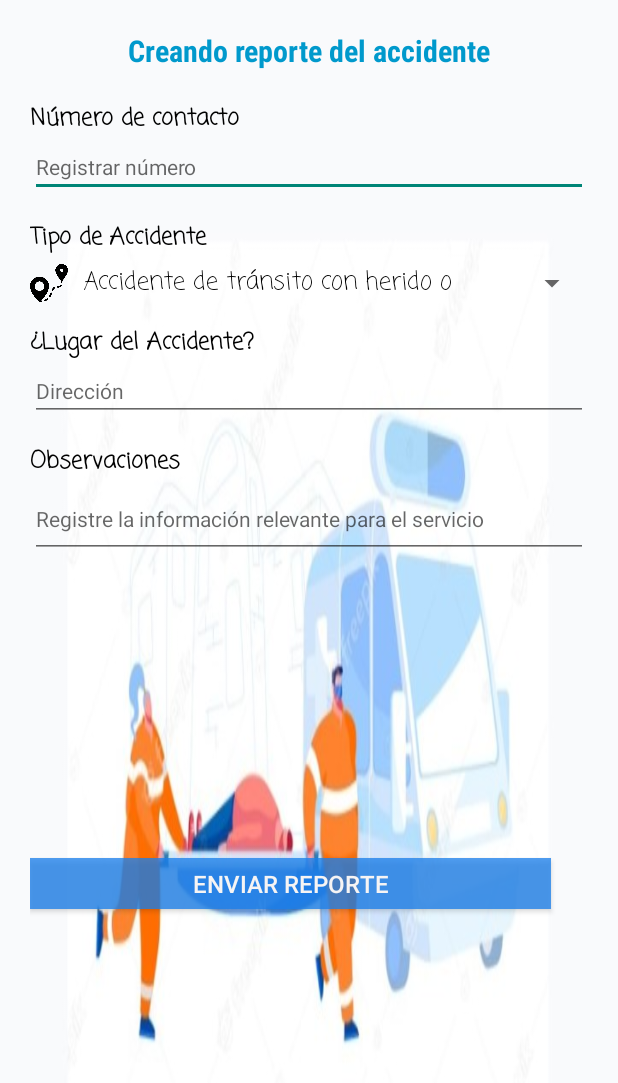
After one commit to edgar1422/Ambulapp, an Android app: the Activity_crearReporte screen opened directly, with no data from a screen before it, on a phone screen of 412 x 824 dp. The commit adds this screen. Shown: the top 1083 px of the screen. Run offline under Robolectric (Android 15) with nearby library versions, the phone set to English and light mode, and no system bars.

Commit message:
Se crea un boceto del formulario para generar el reporte

```diff
--- /dev/null
+++ b/app/src/main/java/com/example/prueba_repo/Adaptadores/Adapter_tiposAccidentes.java
@@ -0,0 +1,61 @@
+package com.example.prueba_repo.Adaptadores;
+
+import android.content.Context;
+import android.view.LayoutInflater;
+import android.view.View;
+import android.view.ViewGroup;
+import android.widget.BaseAdapter;
+import android.widget.ImageView;
+import android.widget.TextView;
+
+import com.example.prueba_repo.Entidades.tiposAccidentes;
+import com.example.prueba_repo.R;
+
+
+import org.w3c.dom.Text;
+
+import java.util.List;
+
+public class Adapter_tiposAccidentes extends BaseAdapter {
+
+   private Context contexto;
+   private List<tiposAccidentes> tiposAccidentesList;
+
+   public Adapter_tiposAccidentes (Context context,List<tiposAccidentes> tiposAccidentesList){
+
+       this.contexto = context ;
+       this.tiposAccidentesList = tiposAccidentesList;
+
+   }
+
+
+    @Override
+    public int getCount() {
+        return tiposAccidentesList.size();
+    }
+
+    @Override
+    public Object getItem(int position) {
+        return tiposAccidentesList.get(position);
+    }
+
+    @Override
+    public long getItemId(int position) {
+        return 0;
+    }
+
+    @Override
+    public View getView(int position, View convertView, ViewGroup parent) {
+        View vista = convertView;
+        LayoutInflater inflate = LayoutInflater.from(contexto);
+        vista = inflate.inflate(R.layout.item_spinner,null);
+
+        ImageView imagen =(ImageView) vista.findViewById(R.id.iv_tipoaccidente);
+        TextView descripcion =(TextView) vista.findViewById(R.id.tv_tipoaccidente);
+
+        imagen.setImageResource(tiposAccidentesList.get(position).getImagen_accidente());
+        descripcion.setText(tiposAccidentesList.get(position).getNombre_accidente());
+
+        return vista;
+    }
+}
--- a/app/src/main/java/com/example/prueba_repo/Configuraciones_Fragment.java
+++ b/app/src/main/java/com/example/prueba_repo/Configuraciones_Fragment.java
@@ -9,6 +9,7 @@ import android.view.ViewGroup;
 import android.view.Window;
 import android.widget.Toast;
 
+import androidx.appcompat.view.SupportActionModeWrapper;
 import androidx.fragment.app.Fragment;
 import androidx.recyclerview.widget.LinearLayoutManager;
 import androidx.recyclerview.widget.RecyclerView;
@@ -65,6 +66,7 @@ public class Configuraciones_Fragment extends Fragment {
     public void onCreate(Bundle savedInstanceState) {
         super.onCreate(savedInstanceState);
 
+
         if (getArguments() != null) {
             mParam1 = getArguments().getString(ARG_PARAM1);
             mParam2 = getArguments().getString(ARG_PARAM2);
@@ -77,6 +79,7 @@ public class Configuraciones_Fragment extends Fragment {
     @Override
     public View onCreateView(LayoutInflater inflater, ViewGroup container,
                              Bundle savedInstanceState) {
+
         // Inflate the layout for this fragment
         View view = inflater.inflate(R.layout.fragment_configuraciones, container, false);
         recyclerViewTemas = view.findViewById(R.id.recyclerView);
@@ -85,6 +88,7 @@ public class Configuraciones_Fragment extends Fragment {
         cargarLista();
         //mostrar datos
         mostrarDatos();
+
         return view;
     }
 
--- /dev/null
+++ b/app/src/main/java/com/example/prueba_repo/Entidades/tiposAccidentes.java
@@ -0,0 +1,31 @@
+package com.example.prueba_repo.Entidades;
+
+public class tiposAccidentes {
+
+    private String nombre_accidente;
+    private  int imagen_accidente;
+
+    public tiposAccidentes() { }
+
+    public tiposAccidentes(String nombre_accidente, int imagen_accidente) {
+        this.nombre_accidente = nombre_accidente;
+        this.imagen_accidente = imagen_accidente;
+    }
+
+    public String getNombre_accidente() {
+        return nombre_accidente;
+    }
+
+    public void setNombre_accidente(String nombre_accidente) {
+        this.nombre_accidente = nombre_accidente;
+    }
+
+    public int getImagen_accidente() {
+        return imagen_accidente;
+    }
+
+    public void setImagen_accidente(int imagen_accidente) {
+        this.imagen_accidente = imagen_accidente;
+    }
+
+}
--- a/app/src/main/java/com/example/prueba_repo/Fragments_Amb/MapsFragment_Amb.java
+++ b/app/src/main/java/com/example/prueba_repo/Fragments_Amb/MapsFragment_Amb.java
@@ -60,9 +60,6 @@ public class MapsFragment_Amb extends Fragment {
                     return;
                 }
                 googleMap.setMyLocationEnabled(true);
-
-
-
             }
         });
 
--- /dev/null
+++ b/app/src/main/java/com/example/prueba_repo/Fragments_Usu/Activity_crearReporte.java
@@ -0,0 +1,51 @@
+package com.example.prueba_repo.Fragments_Usu;
+
+import androidx.appcompat.app.AppCompatActivity;
+import android.os.Bundle;
+import android.widget.Spinner;
+
+import com.example.prueba_repo.Adaptadores.Adapter_tiposAccidentes;
+import com.example.prueba_repo.Entidades.tiposAccidentes;
+import com.example.prueba_repo.R;
+
+import java.util.ArrayList;
+
+
+public class Activity_crearReporte extends AppCompatActivity {
+
+    private Spinner sp_tiposAccidentes;
+    private tiposAccidentes objAccidentes;
+    private Adapter_tiposAccidentes adapterAccidentes;
+    private ArrayList<tiposAccidentes> AccidentesList;
+
+
+    @Override
+    protected void onCreate(Bundle savedInstanceState) {
+        super.onCreate(savedInstanceState);
+        setContentView(R.layout.activity_crear_reporte);
+
+
+        sp_tiposAccidentes = (Spinner) findViewById(R.id.sp_item);
+
+        cargarLista();
+        adapterAccidentes = new Adapter_tiposAccidentes(this,AccidentesList);
+        sp_tiposAccidentes.setAdapter(adapterAccidentes);
+    }
+
+    public void cargarLista() {
+        AccidentesList = new ArrayList<>();
+        AccidentesList.add(new tiposAccidentes("Accidente de tránsito con herido o lesionado", R.drawable.distancia));
+        AccidentesList.add(new tiposAccidentes("Persona herida en vía pública", R.drawable.distancia));
+        AccidentesList.add(new tiposAccidentes("Dolor en el tórax", R.drawable.distancia));
+        AccidentesList.add(new tiposAccidentes("Intoxicación", R.drawable.distancia));
+        AccidentesList.add(new tiposAccidentes("Caída desde altura", R.drawable.distancia));
+        AccidentesList.add(new tiposAccidentes("Persona inconsciente", R.drawable.distancia));
+        AccidentesList.add(new tiposAccidentes("Persona que no respira o que tiene dificultad para respirar", R.drawable.distancia));
+        AccidentesList.add(new tiposAccidentes("Persona con alteraciones en su comportamiento mental", R.drawable.distancia));
+        AccidentesList.add(new tiposAccidentes("Herido por arma blanca", R.drawable.distancia));
+        AccidentesList.add(new tiposAccidentes("Madre gestante en alto riesgo", R.drawable.distancia));
+        AccidentesList.add(new tiposAccidentes("Herido por arma de fuego", R.drawable.distancia));
+        AccidentesList.add(new tiposAccidentes("Embarazos con trabajo de parto en curso", R.drawable.distancia));
+
+    }
+}
--- a/app/src/main/java/com/example/prueba_repo/Fragments_Usu/MapsFragment_Usu.java
+++ b/app/src/main/java/com/example/prueba_repo/Fragments_Usu/MapsFragment_Usu.java
@@ -1,6 +1,7 @@
 package com.example.prueba_repo.Fragments_Usu;
 
 import android.Manifest;
+import android.content.Intent;
 import android.content.pm.PackageManager;
 import android.location.Location;
 import android.location.LocationListener;
@@ -13,7 +14,10 @@ import androidx.fragment.app.Fragment;
 import android.view.LayoutInflater;
 import android.view.View;
 import android.view.ViewGroup;
+import android.widget.Button;
+import android.widget.Toast;
 
+import com.example.prueba_repo.Ayuda_Fragment;
 import com.example.prueba_repo.R;
 import com.google.android.gms.maps.CameraUpdateFactory;
 import com.google.android.gms.maps.GoogleMap;
@@ -25,6 +29,10 @@ import com.google.android.gms.maps.model.MarkerOptions;
 
 
 public class MapsFragment_Usu extends Fragment {
+
+    Button crear_Reportes;
+
+
 
     @Override
     public View onCreateView(LayoutInflater inflater, ViewGroup container,
@@ -55,20 +63,31 @@ public class MapsFragment_Usu extends Fragment {
                                     .tilt(45)
                                     .build();
                             //googleMap.animateCamera(CameraUpdateFactory.newCameraPosition(cameraPosition));
-                            googleMap.animateCamera(CameraUpdateFactory.newLatLngZoom(miUbicacion,14));
+                            googleMap.animateCamera(CameraUpdateFactory.newLatLngZoom(miUbicacion, 14));
                         }
                     };
                     return;
                 }
                 googleMap.setMyLocationEnabled(true);
+            }
+
+        });
+
+        crear_Reportes = (Button) view.findViewById(R.id.btn_crearReportes);
+        crear_Reportes.setOnClickListener(new View.OnClickListener() {
 
 
+            @Override
+            public void onClick(View v) {
+                Toast.makeText(getActivity(), "Todos debemos hacer uso responsable de los servicios de ambulancias para salvar vidas ", Toast.LENGTH_LONG).show();
+                Intent i = new Intent(getActivity(), Activity_crearReporte.class);
+                startActivity(i);
 
             }
+
         });
-
-
 
         return view;
     }
+
 }
--- a/app/src/main/java/com/example/prueba_repo/Ingreso.java
+++ b/app/src/main/java/com/example/prueba_repo/Ingreso.java
@@ -161,11 +161,6 @@ public class Ingreso extends AppCompatActivity {
             Toast.makeText(Ingreso.this, "El usuario no existe", Toast.LENGTH_SHORT).show();
 
         }
-
-
-
-
-
     }
 
 
--- /dev/null
+++ b/app/src/main/res/layout/activity_crear_reporte.xml
@@ -0,0 +1,135 @@
+<?xml version="1.0" encoding="utf-8"?>
+<LinearLayout
+
+    xmlns:android="http://schemas.android.com/apk/res/android"
+    xmlns:app="http://schemas.android.com/apk/res-auto"
+    xmlns:tools="http://schemas.android.com/tools"
+    tools:context=".Fragments_Usu.Activity_crearReporte"
+    android:layout_width="match_parent"
+    android:layout_height="match_parent"
+    android:padding="20dp"
+    android:background="@drawable/fondo_amb"
+    android:orientation="vertical">
+
+     <TextView
+         android:id="@+id/textview_0"
+         android:layout_width="match_parent"
+         android:layout_height="wrap_content"
+         android:text="Creando reporte del accidente"
+         android:gravity="center"
+         android:textSize="20sp"
+         android:textStyle="bold"
+         android:textColor="@android:color/holo_blue_dark"
+         android:fontFamily="sans-serif-condensed"
+         android:layout_marginBottom="20dp"/>
+
+     <TextView
+         android:id="@+id/textview_1"
+         android:layout_width="match_parent"
+         android:layout_height="wrap_content"
+         android:fontFamily="casual"
+         android:text="Número de contacto"
+         android:textColor="@android:color/black"
+         android:textSize="15sp"
+         android:textStyle="bold" />
+
+     <EditText
+         android:id="@+id/editTextPhone"
+         android:layout_width="match_parent"
+         android:layout_height="wrap_content"
+         android:layout_marginBottom="15dp"
+         android:ems="10"
+         android:hint="Registrar número "
+         android:inputType="phone"
+         android:textSize="14sp"
+         app:layout_constraintBottom_toBottomOf="parent"
+         app:layout_constraintEnd_toEndOf="parent"
+         app:layout_constraintHorizontal_bias="0.495"
+         app:layout_constraintStart_toStartOf="parent"
+         app:layout_constraintTop_toTopOf="parent"
+         app:layout_constraintVertical_bias="0.849"
+         tools:ignore="TouchTargetSizeCheck" />
+
+     <TextView
+         android:id="@+id/textview"
+         android:layout_width="match_parent"
+         android:layout_height="wrap_content"
+         android:layout_marginBottom="5dp"
+         android:fontFamily="casual"
+         android:text="Tipo de Accidente"
+         android:textColor="@android:color/black"
+         android:textSize="15sp"
+         android:textStyle="bold" />
+
+     <Spinner
+         android:id="@+id/sp_item"
+         android:layout_width="match_parent"
+         android:layout_height="wrap_content"
+         android:layout_marginBottom="15dp"
+         tools:ignore="SpeakableTextPresentCheck,TouchTargetSizeCheck" />
+
+     <TextView
+         android:id="@+id/textview_2"
+         android:layout_width="match_parent"
+         android:layout_height="wrap_content"
+         android:text="¿Lugar del Accidente?"
+         android:textSize="15sp"
+         android:textStyle="bold"
+         android:textColor="@android:color/black"
+         android:fontFamily="casual" />
+
+     <EditText
+         android:id="@+id/direccion_acc"
+         android:layout_width="match_parent"
+         android:layout_height="wrap_content"
+         android:ems="10"
+         android:hint="Dirección"
+         android:inputType="textPersonName"
+         android:textSize="14sp"
+         app:layout_constraintBottom_toBottomOf="parent"
+         app:layout_constraintEnd_toEndOf="parent"
+         app:layout_constraintHorizontal_bias="0.495"
+         app:layout_constraintStart_toStartOf="parent"
+         app:layout_constraintTop_toTopOf="parent"
+         app:layout_constraintVertical_bias="0.849"
+         tools:ignore="TouchTargetSizeCheck"
+         android:layout_marginBottom="15dp"/>
+
+     <TextView
+         android:id="@+id/textview_3"
+         android:layout_width="match_parent"
+         android:layout_height="wrap_content"
+         android:fontFamily="casual"
+         android:text="Observaciones"
+         android:textColor="@android:color/black"
+         android:textSize="15sp"
+         android:textStyle="bold" />
+
+     <EditText
+         android:id="@+id/observaciones"
+         android:layout_width="match_parent"
+         android:layout_height="52dp"
+         android:layout_marginBottom="200dp"
+         android:ems="10"
+         android:hint="Registre la información relevante para el servicio"
+         android:inputType="textPersonName"
+         android:textSize="14sp"
+         app:layout_constraintBottom_toBottomOf="parent"
+         app:layout_constraintEnd_toEndOf="parent"
+         app:layout_constraintHorizontal_bias="0.495"
+         app:layout_constraintStart_toStartOf="parent"
+         app:layout_constraintTop_toTopOf="parent"
+         app:layout_constraintVertical_bias="0.849"
+         tools:ignore="TouchTargetSizeCheck" />
+
+     <Button
+         android:layout_width="347dp"
+         android:layout_height="34dp"
+         android:background="#C41C80EC"
+         android:text="enviar reporte"
+         android:textColor="#F6F4F4"
+         android:textSize="16sp"
+         tools:ignore="TouchTargetSizeCheck" />
+
+
+</LinearLayout>
--- a/app/src/main/res/layout/fragment_maps_amb.xml
+++ b/app/src/main/res/layout/fragment_maps_amb.xml
@@ -12,7 +12,7 @@
         android:name="com.google.android.gms.maps.SupportMapFragment"
         android:layout_width="382dp"
         android:layout_height="534dp"
-        app:layout_constraintBottom_toTopOf="@+id/bt_reportes"
+        app:layout_constraintBottom_toTopOf="@+id/btn_verReportes"
         app:layout_constraintEnd_toEndOf="parent"
         app:layout_constraintHorizontal_bias="0.551"
         app:layout_constraintStart_toStartOf="parent"
@@ -20,7 +20,7 @@
         tools:context=".Fragments_Amb.MapsFragment_Amb" />
 
     <Button
-        android:id="@+id/bt_reportes"
+        android:id="@+id/btn_verReportes"
         android:layout_width="128dp"
         android:layout_height="36dp"
         android:layout_marginTop="4dp"
--- a/app/src/main/res/layout/fragment_maps_usu.xml
+++ b/app/src/main/res/layout/fragment_maps_usu.xml
@@ -11,7 +11,7 @@
         android:name="com.google.android.gms.maps.SupportMapFragment"
         android:layout_width="382dp"
         android:layout_height="534dp"
-        app:layout_constraintBottom_toTopOf="@+id/bt1_reportes"
+        app:layout_constraintBottom_toTopOf="@+id/btn_crearReportes"
         app:layout_constraintEnd_toEndOf="parent"
         app:layout_constraintHorizontal_bias="0.551"
         app:layout_constraintStart_toStartOf="parent"
@@ -19,7 +19,7 @@
         tools:context=".Fragments_Usu.MapsFragment_Usu"/>
 
     <Button
-        android:id="@+id/bt1_reportes"
+        android:id="@+id/btn_crearReportes"
         android:layout_width="128dp"
         android:layout_height="36dp"
         android:layout_marginTop="4dp"
@@ -28,7 +28,7 @@
         android:textColor="#F6F4F4"
         android:textSize="12sp"
         app:layout_constraintEnd_toEndOf="parent"
-        app:layout_constraintHorizontal_bias="0.537"
+        app:layout_constraintHorizontal_bias="0.551"
         app:layout_constraintStart_toStartOf="parent"
         app:layout_constraintTop_toBottomOf="@+id/google_map"
         tools:ignore="TouchTargetSizeCheck" />
--- /dev/null
+++ b/app/src/main/res/layout/item_spinner.xml
@@ -0,0 +1,23 @@
+<?xml version="1.0" encoding="utf-8"?>
+<LinearLayout
+    xmlns:android="http://schemas.android.com/apk/res/android"
+    android:layout_width="match_parent"
+    android:layout_height="match_parent"
+    android:orientation="horizontal">
+
+    <ImageView
+        android:id="@+id/iv_tipoaccidente"
+        android:layout_width="25dp"
+        android:layout_height="25dp"
+        android:src="@android:drawable/ic_menu_camera"/>
+    <TextView
+        android:id="@+id/tv_tipoaccidente"
+        android:layout_width="match_parent"
+        android:layout_height="20dp"
+        android:textColor="@android:color/black"
+        android:textSize="16dp"
+        android:paddingLeft="10dp"
+        android:fontFamily="casual"
+        android:text="En Carro"/>
+
+</LinearLayout>
```
Also changed, not shown: app/src/main/AndroidManifest.xml (+5 -4 lines), app/src/main/res/drawable/fondo_amb.jpg (added).
